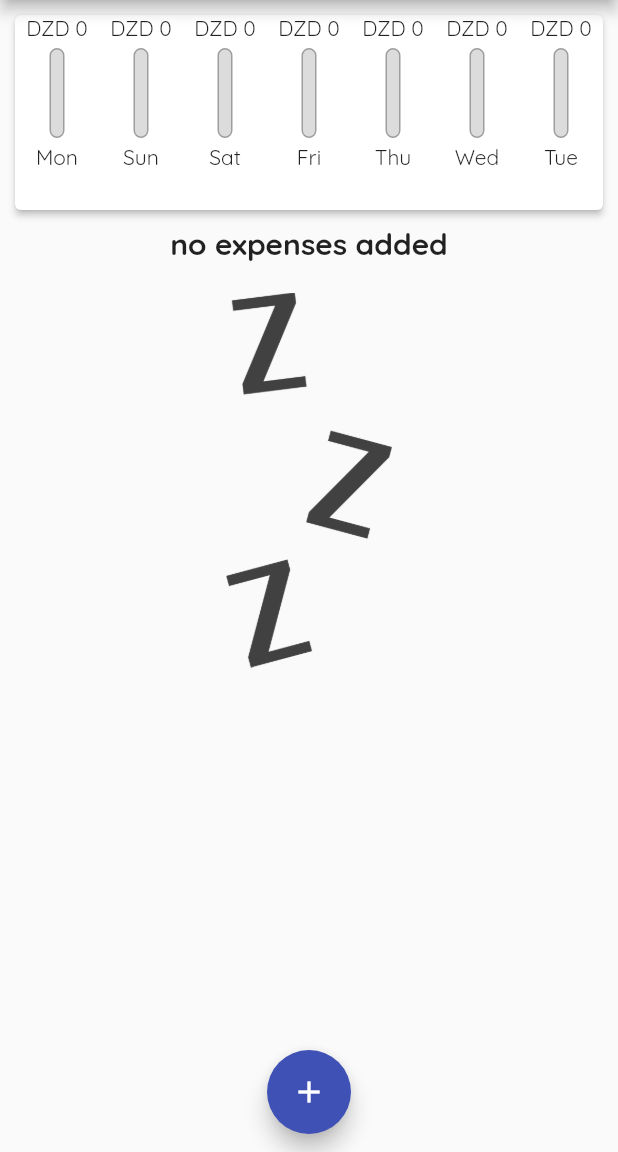
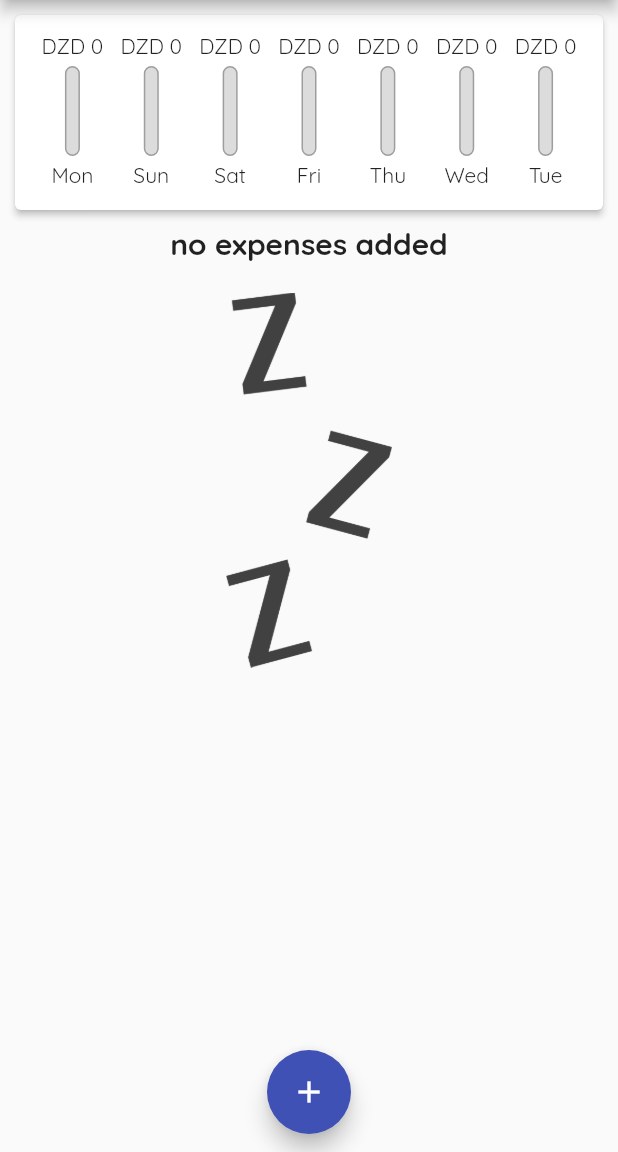
Before and after one commit to 0neman/expensescontrol, a Flutter app: the screen it shows after launch, on a phone screen of 412 x 824 dp, the part 84-1236 px from its top. Run offline on Flutter 3.47's test engine with Material 2 defaults, Android fonts, the phone set to English and light mode, and no system bars.

Commit message:
new adding

```diff
--- a/lib/widgets/chart.dart
+++ b/lib/widgets/chart.dart
@@ -39,6 +39,8 @@ class Chart extends StatelessWidget {
     return Card(
       elevation: 2,
       margin: EdgeInsets.all(10),
+      child: Padding(
+        padding: EdgeInsets.all(12),
         child: Row(
           mainAxisAlignment: MainAxisAlignment.spaceAround,
           children: groupedTransactionValues.map((e) {
@@ -53,6 +55,7 @@ class Chart extends StatelessWidget {
             );
           }).toList(),
         ),
+      ),
     );
   }
 }
```
Lines whose indentation alone changed are shown as unchanged.
